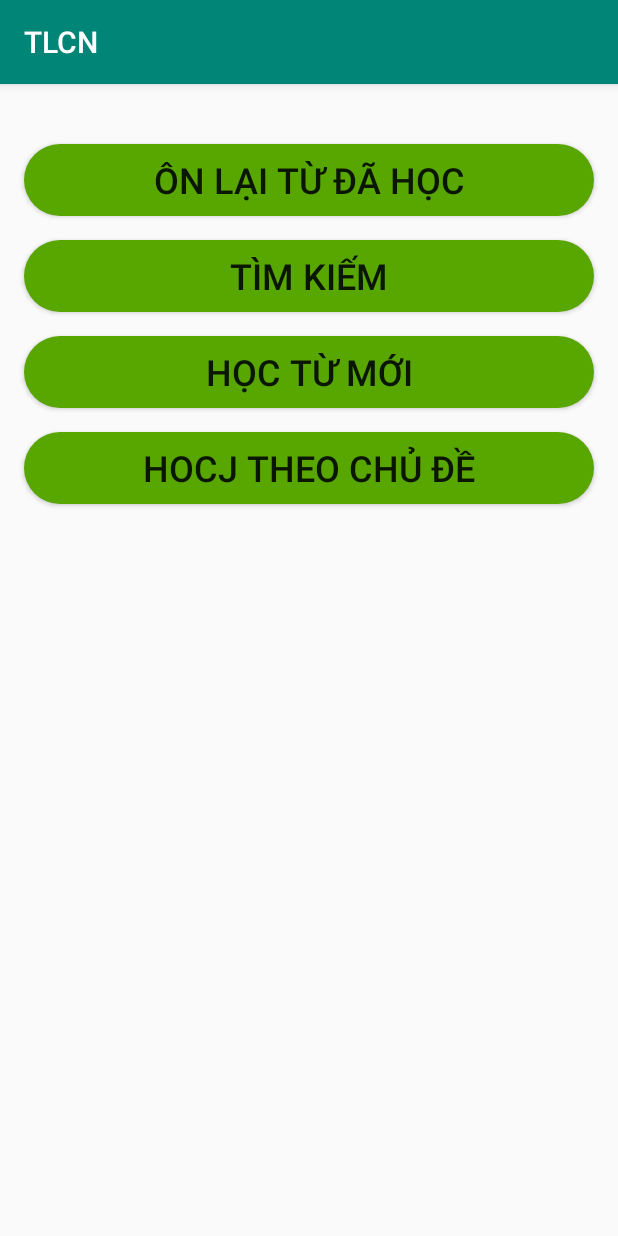
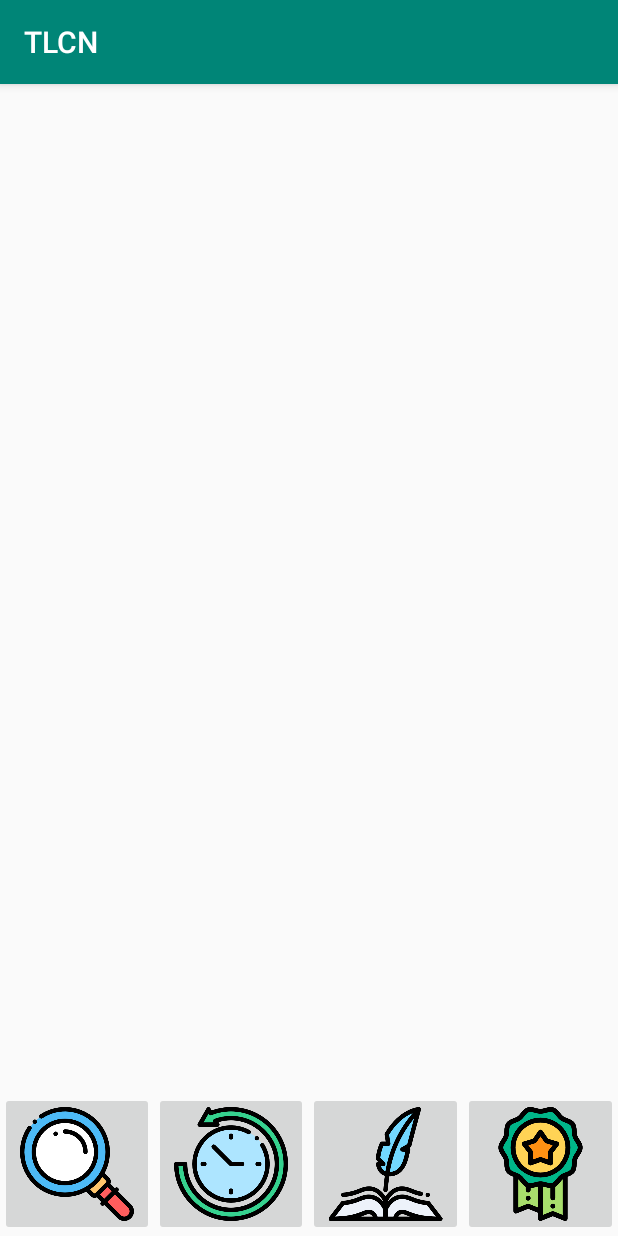
Before and after one commit to itcamxuc11/TieuLuanChuyenNganh, an Android app: the screen it shows after launch (StartActivity), on a phone screen of 412 x 824 dp. Run offline under Robolectric (Android 15) with nearby library versions, the phone set to English and light mode, and no system bars.

Commit message:
hahah
moi

```diff
--- /dev/null
+++ b/app/src/main/java/com/example/myapplication/Fragment/FragmentSearchActivity.java
@@ -0,0 +1,23 @@
+package com.example.myapplication.Fragment;
+
+import android.os.Bundle;
+import android.view.LayoutInflater;
+import android.view.View;
+import android.view.ViewGroup;
+
+
+import androidx.annotation.NonNull;
+import androidx.annotation.Nullable;
+import androidx.fragment.app.Fragment;
+
+import com.example.myapplication.R;
+
+public class FragmentSearchActivity extends Fragment {
+
+    @Nullable
+    @Override
+    public View onCreateView(@NonNull LayoutInflater inflater, @Nullable ViewGroup container, @Nullable Bundle savedInstanceState) {
+        return inflater.inflate(R.layout.activity_search,container,false);
+    }
+
+}
--- a/app/src/main/java/com/example/myapplication/StartActivity.java
+++ b/app/src/main/java/com/example/myapplication/StartActivity.java
@@ -1,10 +1,14 @@
 package com.example.myapplication;
 
 import androidx.appcompat.app.AppCompatActivity;
+import androidx.fragment.app.FragmentManager;
+import androidx.fragment.app.FragmentTransaction;
 
 import android.content.Intent;
 import android.os.Bundle;
 import android.view.View;
+
+import com.example.myapplication.Fragment.FragmentSearchActivity;
 
 public class StartActivity extends AppCompatActivity {
 
@@ -17,10 +21,15 @@ public class StartActivity extends AppCompatActivity {
     public void onTopic(View view){
         Intent intent = new Intent(StartActivity.this, MainActivity.class);
         startActivity(intent);
+
     }
 
     public void onSearch2(View view){
-        Intent intent = new Intent(StartActivity.this, SearchActivity.class);
-        startActivity(intent);
+        FragmentManager fragmentManager= getSupportFragmentManager();
+        FragmentTransaction fragmentTransaction= fragmentManager.beginTransaction();
+        FragmentSearchActivity fragmentSearchActivity= new FragmentSearchActivity();
+        fragmentTransaction.add(R.id.framecontent,fragmentSearchActivity);
+        fragmentTransaction.commit();
+
     }
 }
--- a/app/src/main/res/layout/activity_start.xml
+++ b/app/src/main/res/layout/activity_start.xml
@@ -1,78 +1,69 @@
 <?xml version="1.0" encoding="utf-8"?>
-<androidx.constraintlayout.widget.ConstraintLayout xmlns:android="http://schemas.android.com/apk/res/android"
+<LinearLayout xmlns:android="http://schemas.android.com/apk/res/android"
     xmlns:app="http://schemas.android.com/apk/res-auto"
     xmlns:tools="http://schemas.android.com/tools"
     android:layout_width="match_parent"
     android:layout_height="match_parent"
+    android:orientation="vertical"
+    android:weightSum="8"
     tools:context=".StartActivity">
 
-    <Button
-        android:id="@+id/button4"
-        android:layout_width="0dp"
-        android:layout_height="wrap_content"
-        android:layout_marginStart="16dp"
-        android:layout_marginLeft="16dp"
-        android:layout_marginTop="16dp"
-        android:layout_marginEnd="16dp"
-        android:layout_marginRight="16dp"
-        android:background="@drawable/conerrectangle"
-        android:onClick="onTopic"
-        android:text="@string/hocj_theo_ch"
-        android:textSize="24sp"
-        app:layout_constraintEnd_toEndOf="parent"
-        app:layout_constraintHorizontal_bias="0.0"
-        app:layout_constraintStart_toStartOf="parent"
-        app:layout_constraintTop_toBottomOf="@+id/button3" />
+    <FrameLayout
+        android:id="@+id/framecontent"
+        android:layout_width="match_parent"
+        android:layout_height="match_parent"
+        android:layout_weight="1">
+    </FrameLayout>
+    <LinearLayout
+        android:layout_width="match_parent"
+        android:layout_height="match_parent"
+        android:layout_weight="7"
+        android:orientation="horizontal">
+        <ImageButton
+            android:layout_gravity="left"
+            android:layout_weight="1"
+            android:id="@+id/button2"
+            android:layout_width="50dp"
+            android:layout_height="match_parent"
+            android:scaleType="fitCenter"
+            app:srcCompat="@mipmap/search"
+            android:onClick="onSearch2"
+           ></ImageButton>
 
-    <Button
-        android:id="@+id/button3"
-        android:layout_width="0dp"
-        android:layout_height="wrap_content"
-        android:layout_marginStart="16dp"
-        android:layout_marginLeft="16dp"
-        android:layout_marginTop="16dp"
-        android:layout_marginEnd="16dp"
-        android:layout_marginRight="16dp"
-        android:background="@drawable/conerrectangle"
-        android:text="@string/h_c_t_m_i"
-        android:textSize="24sp"
-        app:layout_constraintEnd_toEndOf="parent"
-        app:layout_constraintHorizontal_bias="0.0"
-        app:layout_constraintStart_toStartOf="parent"
-        app:layout_constraintTop_toBottomOf="@+id/button2" />
+        <ImageButton
 
-    <Button
-        android:id="@+id/button"
-        android:textSize="24sp"
-        android:layout_width="0dp"
-        android:background="@drawable/conerrectangle"
-        android:layout_height="wrap_content"
-        android:layout_marginStart="16dp"
-        android:layout_marginLeft="16dp"
-        android:layout_marginTop="40dp"
-        android:layout_marginEnd="16dp"
-        android:layout_marginRight="16dp"
-        android:text="@string/n_l_i_t_h_c"
-        app:layout_constraintEnd_toEndOf="parent"
-        app:layout_constraintHorizontal_bias="0.498"
-        app:layout_constraintStart_toStartOf="parent"
-        app:layout_constraintTop_toTopOf="parent" />
+            android:layout_weight="1"
+            android:id="@+id/button"
+            android:layout_width="50dp"
+            android:layout_height="match_parent"
+            android:scaleType="fitCenter"
+            app:srcCompat="@mipmap/history"
+           ></ImageButton>
 
-    <Button
-        android:id="@+id/button2"
-        android:layout_width="0dp"
-        android:layout_height="wrap_content"
-        android:layout_marginStart="16dp"
-        android:layout_marginLeft="16dp"
-        android:layout_marginTop="16dp"
-        android:layout_marginEnd="16dp"
-        android:layout_marginRight="16dp"
-        android:background="@drawable/conerrectangle"
-        android:onClick="onSearch2"
-        android:text="@string/t_m_ki_m"
-        android:textSize="24sp"
-        app:layout_constraintEnd_toEndOf="parent"
-        app:layout_constraintHorizontal_bias="0.0"
-        app:layout_constraintStart_toStartOf="parent"
-        app:layout_constraintTop_toBottomOf="@+id/button" />
-</androidx.constraintlayout.widget.ConstraintLayout>
+        <ImageButton
+            android:layout_gravity="right"
+            android:layout_weight="1"
+            android:id="@+id/button3"
+            android:layout_width="50dp"
+            android:layout_height="match_parent"
+            android:scaleType="fitCenter"
+            app:srcCompat="@mipmap/study"
+
+
+            ></ImageButton>
+        <ImageButton
+            android:layout_weight="1"
+            android:id="@+id/button4"
+            android:layout_width="50dp"
+            android:layout_height="match_parent"
+            android:scaleType="fitCenter"
+            app:srcCompat="@mipmap/title"
+            android:onClick="onTopic"
+
+            ></ImageButton>
+
+
+
+    </LinearLayout>
+
+</LinearLayout>
--- a/build.gradle
+++ b/build.gradle
@@ -7,7 +7,7 @@ buildscript {
 
     }
     dependencies {
-        classpath 'com.android.tools.build:gradle:3.5.0'
+        classpath 'com.android.tools.build:gradle:3.5.2'
 
         // NOTE: Do not place your application dependencies here; they belong
         // in the individual module build.gradle files
```
Also changed, not shown: app/src/main/res/mipmap-mdpi/history.png (added), app/src/main/res/mipmap-mdpi/search.png (added), app/src/main/res/mipmap-mdpi/study.png (added), app/src/main/res/mipmap-mdpi/title.png (added), 3 other files.
